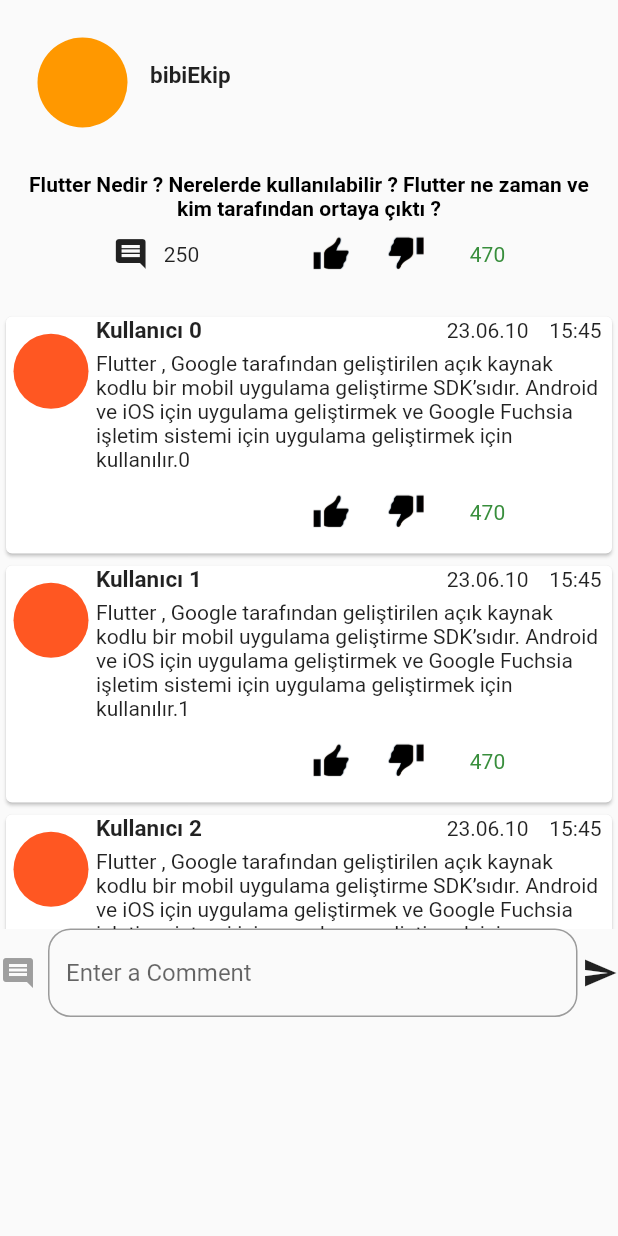
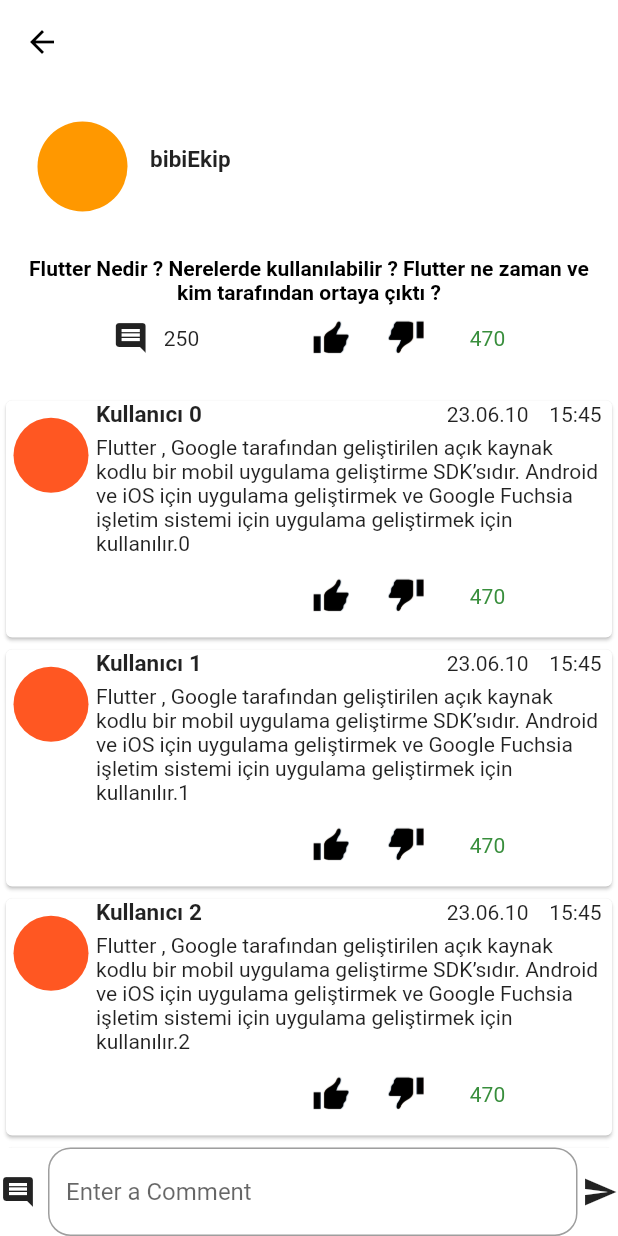
Before and after one commit to muhammedalilevent/project_bibi, a Flutter app: the BibiDetailPage screen opened directly, on a phone screen of 412 x 824 dp. Run offline on Flutter 3.47's test engine with Material 2 defaults, Android fonts, the light colour scheme and no system bars; our stand-ins replace fluttertoast, hexcolor.

Commit message:
Tasarımsal Değişiklikler Yapıldı..

```diff
--- a/lib/DialogScreens/bibidetail_page.dart
+++ b/lib/DialogScreens/bibidetail_page.dart
@@ -26,7 +26,13 @@
   Widget build(BuildContext context) {
     total = like - dislike;
     return Scaffold(
-        body: SingleChildScrollView(
+        appBar: AppBar(
+          backgroundColor: Colors.white,
+          leading: InkWell(onTap: () => Navigator.of(context).pop(),child: Icon(Icons.arrow_back)),
+          elevation: 0,
+        ),
+        body: Container(
+          color: Colors.white,
           child: Column(
             children: <Widget>[
               Row(
@@ -136,7 +142,8 @@
                 height: 25,
               ),
 
-              Container(
+              Expanded(
+                child: Container(
                   constraints: BoxConstraints(
                       maxWidth: MediaQuery
                           .of(context)
@@ -265,6 +272,7 @@
                         );
                       }),
                 ),
+              ),
 
               Row(
                 children: <Widget>[
@@ -273,7 +281,7 @@
                     child: InkWell(
                       child: Icon(
                         Icons.comment,
-                        color: Colors.grey,
+                        //color: Colors.grey,
                       ),
                     ),
                   ),
```
Also changed, not shown: pubspec.lock, 2 other files. Lines whose indentation alone changed are shown as unchanged.
